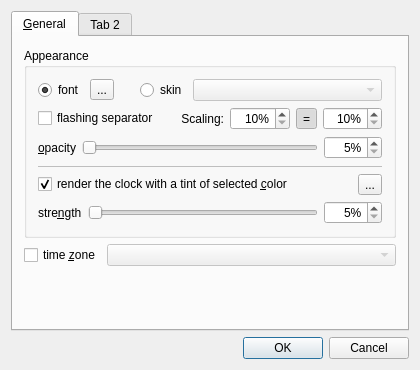
Qt form src/app/settings/settings_dialog.ui (Kolcha/DigitalClockNext) before a commit.
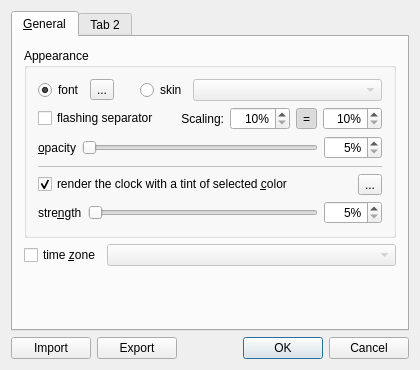
The same form after that commit.

Commit message: added settings export/import

The edit to the form file:
```diff
--- a/src/app/settings/settings_dialog.ui
+++ b/src/app/settings/settings_dialog.ui
@@ -338,6 +338,22 @@
     </widget>
    </item>
    <item>
+    <layout class="QHBoxLayout" name="buttons_layout">
+     <item>
+      <widget class="QPushButton" name="import_btn">
+       <property name="text">
+        <string>Import</string>
+       </property>
+      </widget>
+     </item>
+     <item>
+      <widget class="QPushButton" name="export_btn">
+       <property name="text">
+        <string>Export</string>
+       </property>
+      </widget>
+     </item>
+     <item>
     <widget class="QDialogButtonBox" name="buttonBox">
      <property name="orientation">
       <enum>Qt::Horizontal</enum>
@@ -346,6 +362,8 @@
       <set>QDialogButtonBox::Cancel|QDialogButtonBox::Ok</set>
      </property>
     </widget>
+     </item>
+    </layout>
    </item>
   </layout>
  </widget>
```
Lines whose indentation alone changed are shown as unchanged. The commit also changes 9 other files.
